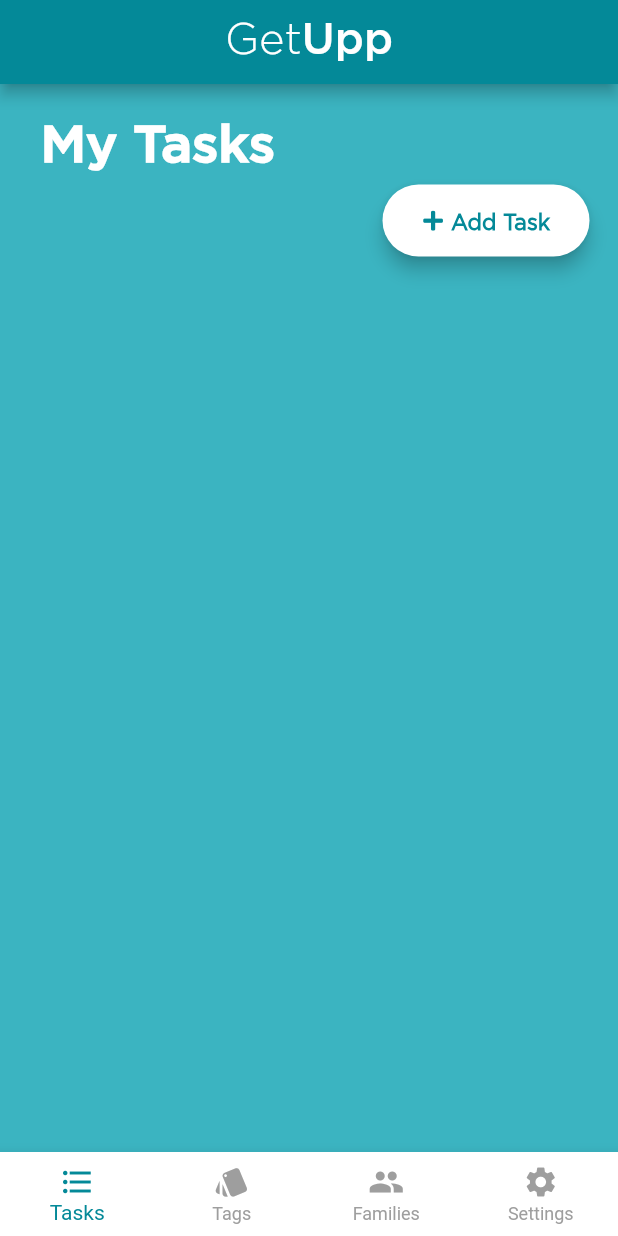
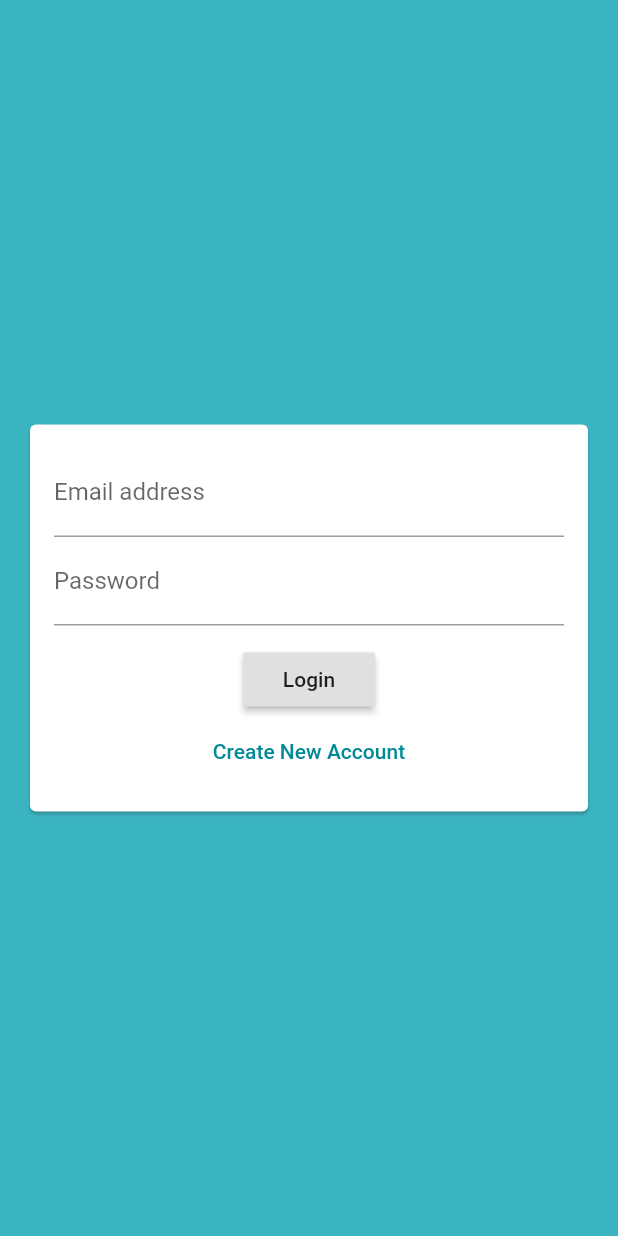
Before and after one commit to talipzenginn/get-upp, a Flutter app: the screen it shows after launch, on a phone screen of 412 x 824 dp. Run offline on Flutter 3.47's test engine with Material 2 defaults, Android fonts, the phone set to English and light mode, and no system bars; our stand-ins replace circular_check_box, cloud_firestore, firebase_auth, firebase_storage, flutter_holo_date_picker, flutter_switch and 4 more; missing offline and left inert: min_id; accounts and stored records are empty.

```diff
--- /dev/null
+++ b/lib/components/widgets/auth_form.dart
@@ -0,0 +1,156 @@
+import 'dart:io';
+
+import 'package:flutter/material.dart';
+import 'package:get_upp/components/constants.dart';
+import '../widgets/user_image_picker.dart';
+
+class AuthForm extends StatefulWidget {
+  AuthForm({@required this.submitFn, @required this.isLoading});
+  final bool isLoading;
+  final void Function(
+      {String email,
+      String password,
+      String username,
+      File userImageFile,
+      bool isLogin,
+      BuildContext context}) submitFn;
+  @override
+  _AuthFormState createState() => _AuthFormState();
+}
+
+class _AuthFormState extends State<AuthForm> {
+  final _formKey = GlobalKey<FormState>();
+  bool _isLogin = true;
+  String _userEmail = '';
+  String _userName = '';
+  String _userPassword = '';
+  File _userImageFile;
+
+  void _pickedImage(File image) {
+    _userImageFile = image;
+  }
+
+  void _trySubmit() {
+    final isValid = _formKey.currentState.validate();
+    FocusScope.of(context).unfocus();
+    if (_userImageFile == null && !_isLogin) {
+      Scaffold.of(context).showSnackBar(
+        SnackBar(
+          content: Text('Please pick an image'),
+          backgroundColor: Theme.of(context).errorColor,
+        ),
+      );
+      return;
+    }
+    if (isValid) {
+      _formKey.currentState.save();
+      widget.submitFn(
+          email: _userEmail.trim(),
+          password: _userPassword.trim(),
+          username: _userName.trim(),
+          userImageFile: _userImageFile,
+          isLogin: _isLogin,
+          context: context);
+    }
+  }
+
+  @override
+  Widget build(BuildContext context) {
+    return Center(
+      child: Card(
+        margin: EdgeInsets.all(20),
+        child: SingleChildScrollView(
+          child: Padding(
+            padding: EdgeInsets.all(16),
+            child: Form(
+              key: _formKey,
+              child: Column(
+                mainAxisSize: MainAxisSize.min,
+                children: [
+                  if (!_isLogin)
+                    UserImagePicker(
+                      imagePickFn: _pickedImage,
+                    ),
+                  TextFormField(
+                    key: ValueKey('email'),
+                    autocorrect: false,
+                    textCapitalization: TextCapitalization.none,
+                    enableSuggestions: false,
+                    validator: (value) {
+                      if (value.isEmpty || !value.contains('@')) {
+                        return 'Please enter a valid email address';
+                      }
+                      return null;
+                    },
+                    onSaved: (value) {
+                      _userEmail = value;
+                    },
+                    keyboardType: TextInputType.emailAddress,
+                    decoration: InputDecoration(
+                      labelText: 'Email address',
+                    ),
+                  ),
+                  if (!_isLogin)
+                    TextFormField(
+                      key: ValueKey('userName'),
+                      autocorrect: true,
+                      textCapitalization: TextCapitalization.words,
+                      enableSuggestions: false,
+                      validator: (value) {
+                        if (value.isEmpty || value.length < 4) {
+                          return 'Please enter at least 4 characters';
+                        }
+                        return null;
+                      },
+                      onSaved: (value) {
+                        _userName = value;
+                      },
+                      decoration: InputDecoration(labelText: 'Username'),
+                    ),
+                  TextFormField(
+                    key: ValueKey('password'),
+                    validator: (value) {
+                      if (value.isEmpty || value.length < 7) {
+                        return 'Password must be at least 7 characters long';
+                      }
+                      return null;
+                    },
+                    onSaved: (value) {
+                      _userPassword = value;
+                    },
+                    obscureText: true,
+                    decoration: InputDecoration(labelText: 'Password'),
+                  ),
+                  SizedBox(
+                    height: 12,
+                  ),
+                  if (widget.isLoading) CircularProgressIndicator(),
+                  if (!widget.isLoading)
+                    RaisedButton(
+                        child: Text(
+                          _isLogin ? 'Login' : 'Sign Up',
+                        ),
+                        onPressed: _trySubmit),
+                  if (!widget.isLoading)
+                    FlatButton(
+                      onPressed: () {
+                        setState(() {
+                          _isLogin = !_isLogin;
+                        });
+                      },
+                      textColor: kAppBarColor,
+                      child: Text(
+                        _isLogin
+                            ? 'Create New Account'
+                            : 'I already have an account',
+                      ),
+                    ),
+                ],
+              ),
+            ),
+          ),
+        ),
+      ),
+    );
+  }
+}
--- a/lib/main.dart
+++ b/lib/main.dart
@@ -2,14 +2,17 @@ import 'package:flutter/material.dart';
 import 'package:flutter/services.dart' show SystemChrome, DeviceOrientation;
 import 'package:provider/provider.dart'
     show ChangeNotifierProvider, MultiProvider;
-import 'providers/tags_list_provider.dart';
-import 'providers/settings_provider.dart';
-import 'components/constants.dart';
-import 'providers/active_color_provider.dart';
-import 'providers/navigation_bar_on_tapped.dart';
-import 'providers/search_bar_text_field_provider.dart';
-import 'providers/tasks_list_provider.dart';
-import 'screens/main_scaffold.dart';
+import 'package:firebase_auth/firebase_auth.dart' show FirebaseAuth;
+import './providers/tags_list_provider.dart';
+import './providers/settings_provider.dart';
+import './components/constants.dart';
+import './providers/active_color_provider.dart';
+import './providers/navigation_bar_on_tapped.dart';
+import './providers/search_bar_text_field_provider.dart';
+import './providers/tasks_list_provider.dart';
+import './screens/main_scaffold.dart';
+import './screens/splash_screen.dart';
+import './screens/auth_screen.dart';
 
 void main() {
   runApp(MyApp());
@@ -46,7 +49,22 @@ class MyApp extends StatelessWidget {
         theme: ThemeData.light()
             .copyWith(accentColor: kAccentColor, primaryColor: kPrimaryColor),
         debugShowCheckedModeBanner: false,
-        home: MainScaffold(),
+        home: StreamBuilder(
+          stream: FirebaseAuth.instance.onAuthStateChanged,
+          builder: (ctx, userSnapshot) {
+            if (userSnapshot.connectionState == ConnectionState.waiting) {
+              return Scaffold(
+                body: Center(
+                  child: SplashScreen(),
+                ),
+              );
+            }
+            if (userSnapshot.hasData) {
+              return MainScaffold();
+            }
+            return AuthScreen();
+          },
+        ),
       ),
     );
   }
--- /dev/null
+++ b/lib/screens/auth_screen.dart
@@ -0,0 +1,89 @@
+import 'dart:io';
+
+import 'package:flutter/material.dart';
+import 'package:firebase_storage/firebase_storage.dart' show FirebaseStorage;
+import 'package:firebase_auth/firebase_auth.dart' show AuthResult, FirebaseAuth;
+import 'package:cloud_firestore/cloud_firestore.dart' show Firestore;
+import 'package:flutter/services.dart' show PlatformException;
+import 'package:get_upp/components/constants.dart';
+import '../components/widgets/auth_form.dart';
+
+class AuthScreen extends StatefulWidget {
+  @override
+  _AuthScreenState createState() => _AuthScreenState();
+}
+
+class _AuthScreenState extends State<AuthScreen> {
+  final _auth = FirebaseAuth.instance;
+  bool _isLoading = false;
+
+  void _submitAuthForm({
+    String email,
+    String password,
+    String username,
+    File userImageFile,
+    bool isLogin,
+    BuildContext context,
+  }) async {
+    AuthResult authResult;
+    try {
+      setState(() {
+        _isLoading = true;
+      });
+      if (isLogin) {
+        authResult = await _auth.signInWithEmailAndPassword(
+            email: email, password: password);
+      } else {
+        authResult = await _auth.createUserWithEmailAndPassword(
+          email: email,
+          password: password,
+        );
+
+        final ref = FirebaseStorage.instance
+            .ref()
+            .child('user_images')
+            .child(authResult.user.uid + '.jpg');
+
+        await ref.putFile(userImageFile).onComplete;
+
+        final url = await ref.getDownloadURL();
+
+        await Firestore.instance
+            .collection('users')
+            .document(authResult.user.uid)
+            .setData(
+          {
+            'username': username,
+            'email': email,
+            'image_url': url,
+          },
+        );
+      }
+    } on PlatformException catch (e) {
+      String message = 'An error occured, please check your credentials';
+      if (e.message != null) {
+        message = e.message;
+      }
+      Scaffold.of(context).showSnackBar(SnackBar(
+        content: Text(message),
+        backgroundColor: Theme.of(context).errorColor,
+      ));
+      setState(() {
+        _isLoading = false;
+      });
+    } catch (e) {
+      setState(() {
+        _isLoading = false;
+      });
+      print(e);
+    }
+  }
+
+  @override
+  Widget build(BuildContext context) {
+    return Scaffold(
+      backgroundColor: kBackgroundColor,
+      body: AuthForm(submitFn: _submitAuthForm, isLoading: _isLoading),
+    );
+  }
+}
--- a/pubspec.yaml
+++ b/pubspec.yaml
@@ -37,6 +37,10 @@ dependencies:
   circular_check_box: ^1.0.4
   flutter_switch: ^0.1.1
   min_id: ^1.0.3
+  firebase_auth: ^0.16.1
+  cloud_firestore: ^0.13.5
+  firebase_storage: ^3.1.5
+  image_picker: ^0.6.5+3
 dev_dependencies:
   flutter_test:
     sdk: flutter
```
Also changed, not shown: lib/components/widgets/user_image_picker.dart (added, +50 -0 lines), lib/screens/main_scaffold.dart (+9 -0 lines), lib/screens/splash_screen.dart (added, +13 -0 lines), pubspec.lock, 5 other files.
